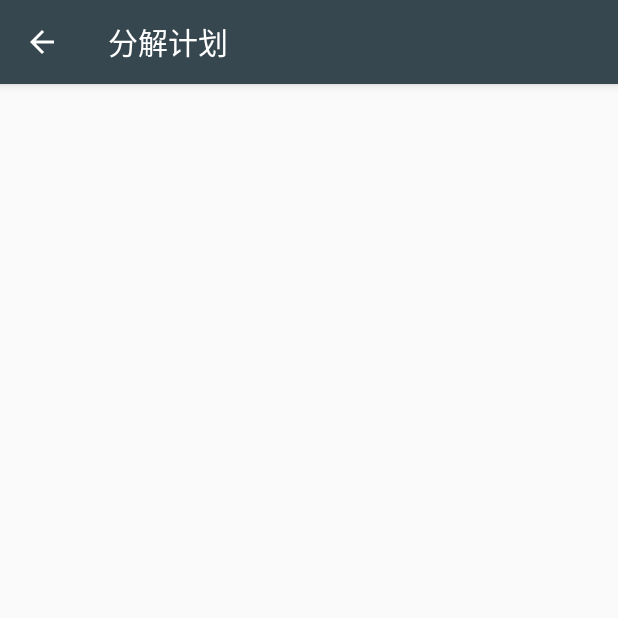
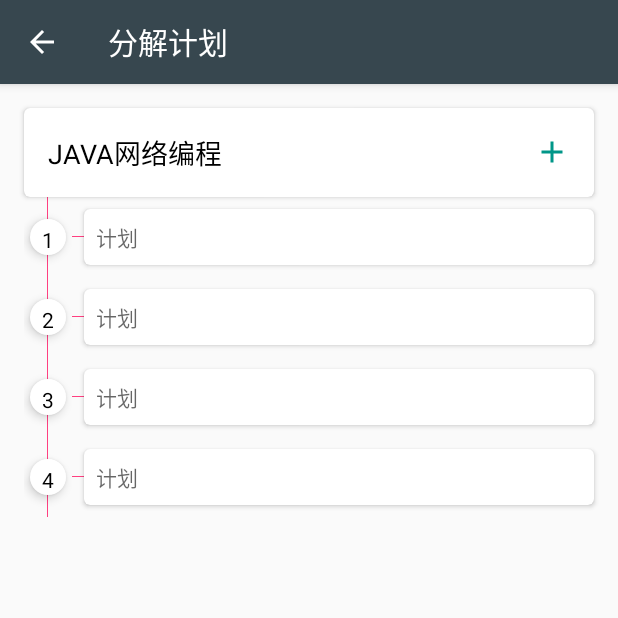
Before and after one commit to liuyonggang/Planner, an Android app: the SubPlanActivity screen opened directly, with no data from a screen before it, on a phone screen of 412 x 824 dp, the top half of it. Run offline under Robolectric (Android 15) with nearby library versions, the light colour scheme and no system bars; Roboto replaces fonts that are not available here; 1 statement that could not run was skipped.

Commit message:
分解计划样式修整

```diff
--- a/Planner/app/src/main/java/com/lyg/planner/Activity/PlanDetailActivity.java
+++ b/Planner/app/src/main/java/com/lyg/planner/Activity/PlanDetailActivity.java
@@ -100,7 +100,7 @@ public class PlanDetailActivity extends BaseActivity {
         });
         CollapsingToolbarLayout collapsingToolbar =
                 (CollapsingToolbarLayout)findViewById(R.id.plan_detail_collapsing_toolbar);
-        collapsingToolbar.setTitle("计划详情");
+        collapsingToolbar.setTitle("计划详情计划详情计划详情计划详情");
 
     }
 /*    @Override
--- a/Planner/app/src/main/java/com/lyg/planner/Activity/SubPlanActivity.java
+++ b/Planner/app/src/main/java/com/lyg/planner/Activity/SubPlanActivity.java
@@ -2,21 +2,40 @@ package com.lyg.planner.Activity;
 
 import android.os.Bundle;
 import android.support.v7.app.ActionBar;
+import android.support.v7.widget.LinearLayoutManager;
+import android.support.v7.widget.RecyclerView;
 import android.view.MenuItem;
+import android.view.View;
+import android.widget.RelativeLayout;
 
 import com.lyg.planner.BaseActivity;
 import com.lyg.planner.R;
+import com.lyg.planner.adapter.SubPlanAdapter;
 
 /**
  * Created by Administrator on 2016/4/13.
  */
 public class SubPlanActivity extends BaseActivity{
 
+
+    private RecyclerView subPlanList;
+    private SubPlanAdapter subPlanAdapter;
+
     @Override
     protected void onCreate(Bundle savedInstanceState) {
         super.onCreate(savedInstanceState);
         setContentView(R.layout.activity_subplan);
         setBar();
+        /**
+         * break down plan
+         */
+        initSubPlan();
+    }
+    private void initSubPlan() {
+        subPlanList = (RecyclerView)findViewById(R.id.sub_plan_list);
+        subPlanList.setLayoutManager(new LinearLayoutManager(this));
+        subPlanAdapter = new SubPlanAdapter(this);
+        subPlanList.setAdapter(subPlanAdapter);
     }
     private void setBar() {
         // Show the Up button in the action bar.
--- /dev/null
+++ b/Planner/app/src/main/java/com/lyg/planner/adapter/SubPlanAdapter.java
@@ -0,0 +1,63 @@
+package com.lyg.planner.adapter;
+
+import android.app.Activity;
+import android.app.ActivityOptions;
+import android.content.Context;
+import android.content.Intent;
+import android.support.v7.widget.RecyclerView;
+import android.util.Log;
+import android.view.LayoutInflater;
+import android.view.View;
+import android.view.ViewGroup;
+import android.widget.TextView;
+
+import com.lyg.planner.Activity.PlanDetailActivity;
+import com.lyg.planner.NewPlanActivity;
+import com.lyg.planner.R;
+import com.lyg.planner.dao.PlanDao;
+import com.lyg.planner.model.Plan;
+
+import org.joda.time.DateTime;
+import org.joda.time.format.DateTimeFormat;
+
+import java.math.BigDecimal;
+import java.util.List;
+
+/**
+ * Created by Administrator on 2016/4/14.
+ */
+public class SubPlanAdapter extends Adapter{
+
+    Context mContext;
+    public SubPlanAdapter(Context context){
+        super(context);
+        this.mContext = context;
+
+    }
+    @Override
+    public RecyclerView.ViewHolder onCreateViewHolder(ViewGroup parent, int viewType) {
+
+        View v = LayoutInflater.from(parent.getContext()).inflate(R.layout.item_sub_plan_add,parent,false);
+        RecyclerView.ViewHolder  holder = new SubPlanHolder(v);
+        return holder;
+    }
+
+    @Override
+    public void onBindViewHolder(RecyclerView.ViewHolder holder, int position) {
+        SubPlanHolder subPlanHolder = (SubPlanHolder)holder;
+        subPlanHolder.subPlanNo.setText((position+1)+"");
+    }
+
+    @Override
+    public int getItemCount() {
+        return 4;
+    }
+
+    class SubPlanHolder extends RecyclerView.ViewHolder {
+        TextView subPlanNo;
+        public SubPlanHolder(View itemView) {
+            super(itemView);
+            subPlanNo = (TextView)itemView.findViewById(R.id.sub_plan_No);
+        }
+    }
+}
--- /dev/null
+++ b/Planner/app/src/main/res/drawable/circle_bg.xml
@@ -0,0 +1,8 @@
+<?xml version="1.0" encoding="utf-8"?>
+<shape xmlns:android="http://schemas.android.com/apk/res/android"
+    android:shape="oval"
+    android:useLevel="false">
+
+    <solid android:color="@color/white" />
+
+</shape>
--- /dev/null
+++ b/Planner/app/src/main/res/drawable/ic_add_24dp.xml
@@ -0,0 +1,9 @@
+<vector xmlns:android="http://schemas.android.com/apk/res/android"
+        android:width="24dp"
+        android:height="24dp"
+        android:viewportWidth="24.0"
+        android:viewportHeight="24.0">
+    <path
+        android:fillColor="#009688"
+        android:pathData="M19,13h-6v6h-2v-6H5v-2h6V5h2v6h6v2z"/>
+</vector>
--- /dev/null
+++ b/Planner/app/src/main/res/drawable/ic_add_24dp1.xml
@@ -0,0 +1,9 @@
+<vector xmlns:android="http://schemas.android.com/apk/res/android"
+        android:width="24dp"
+        android:height="24dp"
+        android:viewportWidth="24.0"
+        android:viewportHeight="24.0">
+    <path
+        android:fillColor="#FFF"
+        android:pathData="M19,13h-6v6h-2v-6H5v-2h6V5h2v6h6v2z"/>
+</vector>
--- a/Planner/app/src/main/res/drawable/ic_dns_24dp.xml
+++ b/Planner/app/src/main/res/drawable/ic_dns_24dp.xml
@@ -4,6 +4,6 @@
         android:viewportWidth="24.0"
         android:viewportHeight="24.0">
     <path
-        android:fillColor="#FFF"
+        android:fillColor="#FF4081"
         android:pathData="M20,13H4c-0.55,0 -1,0.45 -1,1v6c0,0.55 0.45,1 1,1h16c0.55,0 1,-0.45 1,-1v-6c0,-0.55 -0.45,-1 -1,-1zM7,19c-1.1,0 -2,-0.9 -2,-2s0.9,-2 2,-2 2,0.9 2,2 -0.9,2 -2,2zM20,3H4c-0.55,0 -1,0.45 -1,1v6c0,0.55 0.45,1 1,1h16c0.55,0 1,-0.45 1,-1V4c0,-0.55 -0.45,-1 -1,-1zM7,9c-1.1,0 -2,-0.9 -2,-2s0.9,-2 2,-2 2,0.9 2,2 -0.9,2 -2,2z"/>
 </vector>
--- a/Planner/app/src/main/res/layout/activity_subplan.xml
+++ b/Planner/app/src/main/res/layout/activity_subplan.xml
@@ -1,6 +1,53 @@
 <?xml version="1.0" encoding="utf-8"?>
 <LinearLayout xmlns:android="http://schemas.android.com/apk/res/android"
     android:orientation="vertical" android:layout_width="match_parent"
+    xmlns:app="http://schemas.android.com/apk/res-auto"
+    xmlns:card_view="http://schemas.android.com/apk/res-auto"
     android:layout_height="match_parent">
 
+    <!-- title -->
+    <android.support.v7.widget.CardView
+        android:layout_width="match_parent"
+        android:layout_height="wrap_content"
+        android:background="@drawable/ripple_bg"
+        android:layout_marginLeft="16dp"
+        android:layout_marginRight="16dp"
+        android:layout_marginTop="16dp"
+        card_view:cardCornerRadius="4dp">
+        <RelativeLayout
+            android:layout_width="match_parent"
+            android:layout_height="wrap_content">
+        <TextView
+            android:layout_width="wrap_content"
+            android:layout_height="wrap_content"
+            android:text="JAVA网络编程"
+            android:layout_margin="@dimen/size_16dp"
+            android:layout_centerVertical="true"
+            android:textColor="@color/black"
+            android:textSize="@dimen/size_18sp"/>
+            <TextView
+                android:layout_width="wrap_content"
+                android:layout_height="wrap_content"
+                android:layout_margin="@dimen/size_16dp"
+                android:layout_alignParentRight="true"
+                android:layout_centerVertical="true"
+                android:background="@drawable/ic_add_24dp"/>
+      <!--  <android.support.design.widget.FloatingActionButton
+            android:id="@+id/plan_delete"
+            android:layout_width="wrap_content"
+            android:layout_height="wrap_content"
+            android:layout_alignParentRight="true"
+            android:layout_centerVertical="true"
+            android:layout_marginRight="@dimen/size_8dp"
+            app:fabSize="mini"
+            android:layout_marginTop="@dimen/size_16dp"
+            app:backgroundTint="@color/blue_green"
+            android:src="@drawable/ic_add_24dp1"/>-->
+        </RelativeLayout>
+    </android.support.v7.widget.CardView>
+
+    <android.support.v7.widget.RecyclerView
+        android:id="@+id/sub_plan_list"
+        android:layout_width="match_parent"
+        android:layout_height="wrap_content"/>
 </LinearLayout>
--- /dev/null
+++ b/Planner/app/src/main/res/layout/item_sub_plan_add.xml
@@ -0,0 +1,60 @@
+<?xml version="1.0" encoding="utf-8"?>
+<LinearLayout xmlns:android="http://schemas.android.com/apk/res/android"
+    android:orientation="horizontal" android:gravity="center_vertical"
+    android:layout_width="match_parent"
+    android:layout_height="wrap_content">
+    <FrameLayout
+        android:layout_width="wrap_content"
+        android:layout_height="match_parent"
+        android:layout_marginLeft="@dimen/size_16dp">
+        <View
+            android:layout_width="@dimen/size_0.5dp"
+            android:layout_height="match_parent"
+            android:layout_gravity="center_horizontal"
+            android:background="@color/colorAccent"/>
+        <LinearLayout
+            android:layout_width="24dp"
+            android:layout_height="24dp"
+            android:gravity="center"
+            android:layout_margin="4dp"
+            android:layout_gravity="center"
+            android:orientation="vertical"
+            android:elevation="4dp"
+            android:background="@drawable/circle_bg">
+        <TextView
+            android:id="@+id/sub_plan_No"
+            android:layout_width="wrap_content"
+            android:layout_height="wrap_content"
+            android:textColor="@color/black"
+            android:gravity="center"
+            android:text="1"
+            android:layout_gravity="center"
+            android:layout_margin="4dp"/>
+        </LinearLayout>
+    </FrameLayout>
+
+    <View
+        android:layout_width="@dimen/size_8dp"
+        android:layout_height="@dimen/size_0.5dp"
+        android:layout_gravity="center_vertical"
+        android:background="@color/colorAccent"/>
+
+    <android.support.v7.widget.CardView
+        xmlns:card_view="http://schemas.android.com/apk/res-auto"
+        android:layout_width="match_parent"
+        android:layout_height="wrap_content"
+        android:layout_gravity="center_vertical"
+        android:background="@drawable/ripple_bg"
+        android:layout_marginTop="8dp"
+        android:layout_marginBottom="@dimen/size_8dp"
+        android:layout_marginRight="@dimen/size_16dp"
+        card_view:cardCornerRadius="4dp">
+        <EditText
+            android:layout_width="match_parent"
+            android:layout_height="wrap_content"
+            android:background="@null"
+            android:layout_margin="@dimen/size_8dp"
+            android:textSize="14sp"
+            android:hint="计划"/>
+        </android.support.v7.widget.CardView>
+</LinearLayout>
--- a/Planner/app/src/main/res/values/dimens.xml
+++ b/Planner/app/src/main/res/values/dimens.xml
@@ -7,11 +7,13 @@
     <dimen name="activity_vertical_margin">16dp</dimen>
     <dimen name="fab_margin">16dp</dimen>
     <dimen name="twelve_margin">12dp</dimen>
+    <dimen name="size_0.5dp">0.5dp</dimen>
     <dimen name="size_8dp">8dp</dimen>
     <dimen name="size_12dp">12dp</dimen>
     <dimen name="size_12sp">12sp</dimen>
     <dimen name="size_16dp">16dp</dimen>
     <dimen name="size_16sp">16sp</dimen>
+    <dimen name="size_18sp">18sp</dimen>
     <dimen name="size_18dp">18dp</dimen>
     <dimen name="size_22dp">22dp</dimen>
     <dimen name="size_24dp">24dp</dimen>
--- a/Planner/app/src/main/res/values/strings.xml
+++ b/Planner/app/src/main/res/values/strings.xml
@@ -15,10 +15,10 @@
     <string name="plan_time_progress">时间</string>
     <string name="plan_breakdown">分解计划</string>
 
-    <string name="plan_content_description"> &#160;我们的计划无懈可击！</string>
-    <string name="plan_goal_description"> &#160;想要达到的效果！</string>
+    <string name="plan_content_description"> &#160;一次把自己推向新高度的行动！</string>
+    <string name="plan_goal_description"> &#160;这次行动的终点！</string>
     <string name="plan_memo_description"> &#160;额外说明！</string>
-    <string name="plan_breakdown_des">需要分解计划吗?</string>
+    <string name="plan_breakdown_des">目标更短,行动更快!</string>
     <string name="plan_date_range">时间(3天)</string>
     <string name="plan_status_priority">状态&amp;标签</string>
 
```
Also changed, not shown: Planner/app/src/main/java/com/lyg/planner/NewPlanActivity.java (+12 -9 lines), Planner/app/src/main/res/anim/list_item_z.xml (added, +17 -0 lines), Planner/app/src/main/res/layout/activity_newplan.xml (+52 -9 lines), Planner/app/src/main/res/layout/activity_plan_detail.xml (+20 -16 lines), Planner/app/src/main/res/layout/test_listitem.xml (deleted, +0 -8 lines).
